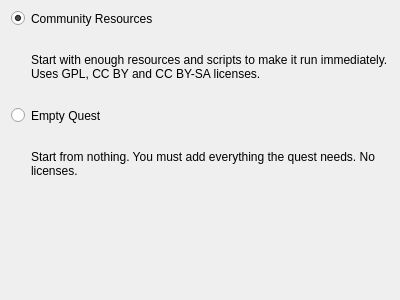
Above: src/widgets/new_quest_dialog_contents_page.ui from Kangie/solarus before the change. Below: the same form after it.
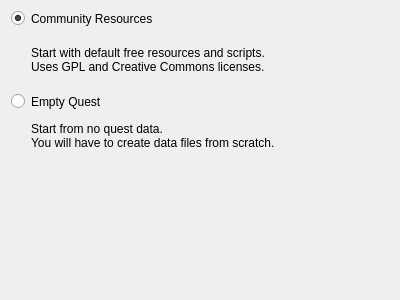
That is the form after the change. Icons and pictures are not drawn.

Commit message: Reword new quest dialog and add an icon

The edit to the form file:
```diff
--- a/src/widgets/new_quest_dialog_contents_page.ui
+++ b/src/widgets/new_quest_dialog_contents_page.ui
@@ -17,7 +17,7 @@
    <string>Initial Quest Contents</string>
   </property>
   <property name="subTitle">
-   <string>Choose the set of files to be the quest's initial contents.</string>
+   <string>Choose the initial set of files for your quest.</string>
   </property>
   <layout class="QVBoxLayout" name="verticalLayout">
    <item>
@@ -64,7 +64,7 @@
      <item row="1" column="1">
       <widget class="QLabel" name="cr_description">
        <property name="text">
-        <string>&lt;html&gt;&lt;head/&gt;&lt;body&gt;&lt;p&gt;Start with enough resources and scripts to make it run immediately. Uses GPL, CC BY and CC BY-SA licenses.&lt;/p&gt;&lt;/body&gt;&lt;/html&gt;</string>
+        <string>&lt;html&gt;&lt;head/&gt;&lt;body&gt;&lt;p&gt;Start with default free resources and scripts.&lt;br/&gt;Uses GPL and Creative Commons licenses.&lt;/p&gt;&lt;/body&gt;&lt;/html&gt;</string>
        </property>
        <property name="wordWrap">
         <bool>true</bool>
@@ -74,7 +74,7 @@
      <item row="3" column="1">
       <widget class="QLabel" name="bq_description">
        <property name="text">
-        <string>&lt;html&gt;&lt;head/&gt;&lt;body&gt;&lt;p&gt;Start from nothing. You must add everything the quest needs. No licenses.&lt;/p&gt;&lt;/body&gt;&lt;/html&gt;</string>
+        <string>&lt;html&gt;&lt;head/&gt;&lt;body&gt;&lt;p&gt;Start from no quest data.&lt;br/&gt;You will have to create data files from scratch.&lt;/p&gt;&lt;/body&gt;&lt;/html&gt;</string>
        </property>
        <property name="wordWrap">
         <bool>true</bool>
```
Left out of the diff: 2 changed lines with no effect on the pictures. The commit also changes 5 other files.
